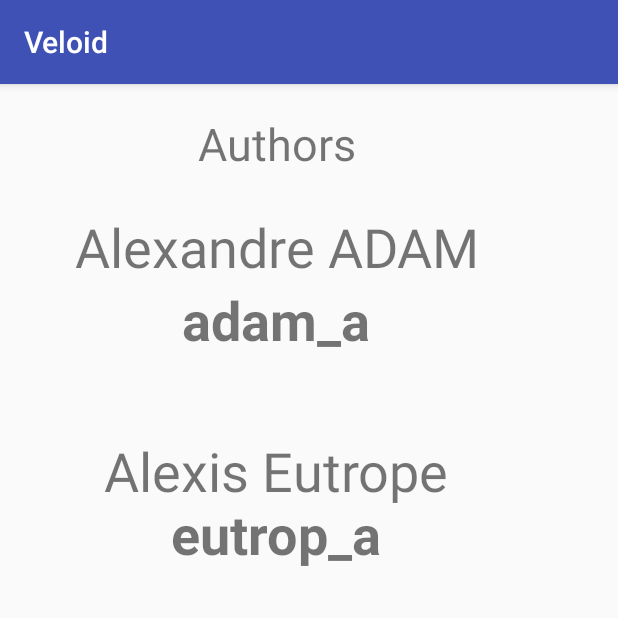
After one commit to TheTrope/Veloid, an Android app: the About screen opened directly, with no data from a screen before it, on a phone screen of 412 x 824 dp, the top half of it. The commit adds this screen. Run offline under Robolectric (Android 15) with nearby library versions, the phone set to English and light mode, and no system bars.

Commit message:
global: Update views, and add About activity

```diff
--- a/Veloid/app/build.gradle
+++ b/Veloid/app/build.gradle
@@ -24,15 +24,15 @@ dependencies {
     androidTestCompile('com.android.support.test.espresso:espresso-core:2.2.2', {
         exclude group: 'com.android.support', module: 'support-annotations'
     })
+
+
+
     compile 'com.android.support:appcompat-v7:25.3.1'
     compile 'com.android.support.constraint:constraint-layout:1.0.2'
     compile 'com.android.support:design:25.3.1'
-
     compile 'com.android.support:recyclerview-v7:25.3.1'
     compile 'com.android.support:cardview-v7:25.3.1'
-
     compile 'com.squareup.retrofit2:retrofit:2.2.0'
     compile 'com.squareup.retrofit2:converter-gson:2.2.0'
-
     testCompile 'junit:junit:4.12'
 }
--- a/Veloid/app/src/main/AndroidManifest.xml
+++ b/Veloid/app/src/main/AndroidManifest.xml
@@ -24,7 +24,8 @@
         <activity
             android:name=".StationTab"
             android:label="@string/title_activity_station_tab"
-            android:theme="@style/AppTheme.NoActionBar"></activity>
+            android:theme="@style/AppTheme.NoActionBar" />
+        <activity android:name=".About"></activity>
     </application>
 
 </manifest>
--- /dev/null
+++ b/Veloid/app/src/main/java/com/mti/veloid/About.java
@@ -0,0 +1,13 @@
+package com.mti.veloid;
+
+import android.support.v7.app.AppCompatActivity;
+import android.os.Bundle;
+
+public class About extends AppCompatActivity {
+
+    @Override
+    protected void onCreate(Bundle savedInstanceState) {
+        super.onCreate(savedInstanceState);
+        setContentView(R.layout.activity_about);
+    }
+}
--- /dev/null
+++ b/Veloid/app/src/main/res/layout/activity_about.xml
@@ -0,0 +1,71 @@
+<?xml version="1.0" encoding="utf-8"?>
+<android.support.constraint.ConstraintLayout xmlns:android="http://schemas.android.com/apk/res/android"
+    xmlns:app="http://schemas.android.com/apk/res-auto"
+    xmlns:tools="http://schemas.android.com/tools"
+    android:layout_width="match_parent"
+    android:layout_height="match_parent"
+    tools:context="com.mti.veloid.About">
+
+    <RelativeLayout
+        android:layout_width="368dp"
+        android:layout_height="495dp"
+        tools:layout_editor_absoluteX="8dp"
+        tools:layout_editor_absoluteY="8dp">
+
+        <TextView
+            android:id="@+id/textView3"
+            android:layout_width="match_parent"
+            android:layout_height="wrap_content"
+            android:layout_alignParentTop="true"
+            android:layout_centerHorizontal="true"
+            android:layout_marginTop="19dp"
+            android:text="Authors"
+            android:textAlignment="center"
+            android:textSize="30sp" />
+
+        <TextView
+            android:id="@+id/textView8"
+            android:layout_width="match_parent"
+            android:layout_height="wrap_content"
+            android:layout_below="@+id/textView5"
+            android:layout_centerHorizontal="true"
+            android:layout_marginTop="52dp"
+            android:text="Alexis Eutrope"
+            android:textAlignment="center"
+            android:textSize="36sp" />
+
+        <TextView
+            android:id="@+id/textView9"
+            android:layout_width="match_parent"
+            android:layout_height="wrap_content"
+            android:layout_below="@+id/textView3"
+            android:layout_centerHorizontal="true"
+            android:layout_marginTop="24dp"
+            android:text="Alexandre ADAM"
+            android:textAlignment="center"
+            android:textSize="36sp" />
+
+        <TextView
+            android:id="@+id/textView10"
+            android:layout_width="match_parent"
+            android:layout_height="wrap_content"
+            android:layout_alignTop="@+id/textView8"
+            android:layout_centerHorizontal="true"
+            android:layout_marginTop="42dp"
+            android:text="eutrop_a"
+            android:textAlignment="center"
+            android:textSize="36sp"
+            android:textStyle="bold" />
+
+        <TextView
+            android:id="@+id/textView5"
+            android:layout_width="match_parent"
+            android:layout_height="wrap_content"
+            android:layout_below="@+id/textView9"
+            android:layout_centerHorizontal="true"
+            android:text="adam_a"
+            android:textAlignment="center"
+            android:textSize="36sp"
+            android:textStyle="bold" />
+    </RelativeLayout>
+</android.support.constraint.ConstraintLayout>
--- a/Veloid/app/src/main/res/layout/activity_station_tab.xml
+++ b/Veloid/app/src/main/res/layout/activity_station_tab.xml
@@ -39,6 +39,6 @@
         android:layout_height="wrap_content"
         android:layout_gravity="end|bottom"
         android:layout_margin="@dimen/fab_margin"
-        app:srcCompat="@android:drawable/ic_dialog_email" />
+        app:srcCompat="@android:drawable/ic_dialog_map" />
 
 </android.support.design.widget.CoordinatorLayout>
--- a/Veloid/app/src/main/res/menu/menu_list_station.xml
+++ b/Veloid/app/src/main/res/menu/menu_list_station.xml
@@ -2,6 +2,11 @@
     xmlns:app="http://schemas.android.com/apk/res-auto"
     xmlns:tools="http://schemas.android.com/tools"
     tools:context="com.learn2crack.recyclerviewsearch.MainActivity">
+    <item
+        android:id="@+id/about"
+        android:icon="@android:drawable/ic_dialog_info"
+        android:title="About"
+        app:showAsAction="always" />
     <item
         android:id="@+id/search"
         android:icon="@drawable/ic_search"
```
Also changed, not shown: Veloid/app/src/main/java/com/mti/veloid/ListStation.java (+25 -0 lines), Veloid/app/src/main/res/layout/content_list_station.xml (+5 -5 lines).
